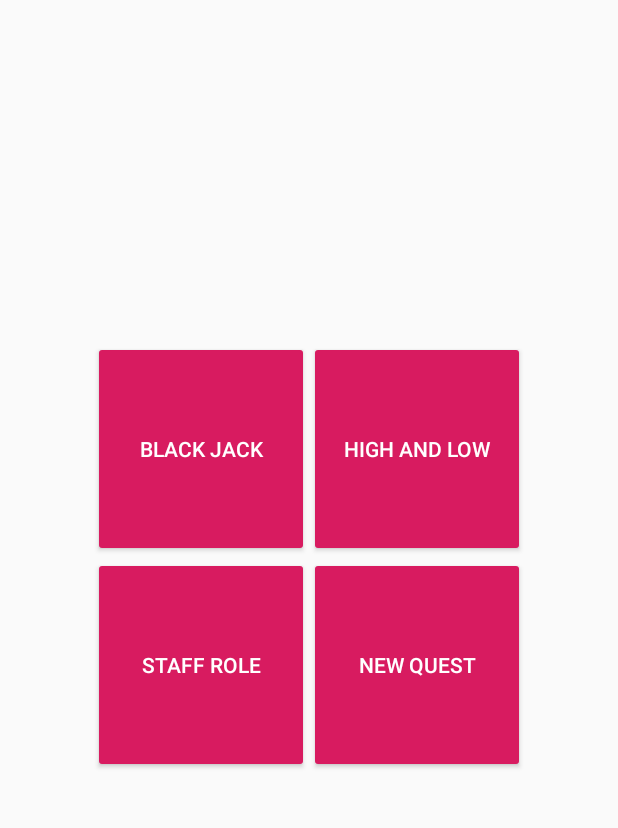
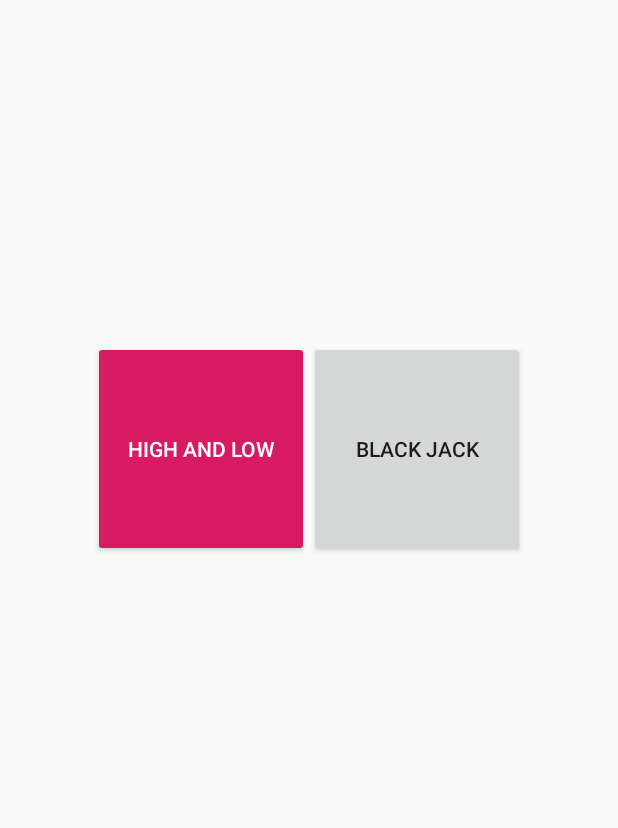
Before and after one commit to itomakiweb-corp/bank, an Android app: the screen it shows after launch (MainActivity), after a tap on "BANK", on a phone screen of 412 x 824 dp, the part 97-925 px from its top. Run offline under Robolectric (Android 15) with nearby library versions, the phone set to English and light mode, and no system bars; our stand-ins replace Firebase (no records; nobody signed in at launch, a user with empty details on screens opened directly).

Commit message:
メニューフラグメントを作成しました

```diff
--- a/app/src/main/java/com/itomakiweb/android/bank/pages/MainMenuFragment.kt
+++ b/app/src/main/java/com/itomakiweb/android/bank/pages/MainMenuFragment.kt
@@ -26,17 +26,17 @@ class MainMenuFragment : Fragment() {
     override fun onViewCreated(view: View, savedInstanceState: Bundle?) {
         super.onViewCreated(view, savedInstanceState)
 
-        toBlackJack.setOnClickListener {
+        /**toBlackJack.setOnClickListener {
             val intent = Intent(activity, BlackJackActivity::class.java)
             startActivity(intent)
-        }
+        }*/
 
         toHighAndLow.setOnClickListener {
             val intent = Intent(activity, HighAndLowActivity::class.java)
             startActivity(intent)
         }
 
-        toStaffRole.setOnClickListener {
+        /**toStaffRole.setOnClickListener {
             val intent = Intent(activity, StaffRoleActivity::class.java)
             startActivity(intent)
         }
@@ -44,6 +44,6 @@ class MainMenuFragment : Fragment() {
         toQuestNew.setOnClickListener {
             val intent = Intent(activity, QuestNewActivity::class.java)
             startActivity(intent)
-        }
+        }*/
     }
 }
--- a/app/src/main/res/layout/fragment_main_menu.xml
+++ b/app/src/main/res/layout/fragment_main_menu.xml
@@ -12,18 +12,19 @@
         android:gravity="center">
 
         <Button
-            android:id="@+id/toBlackJack"
-            style="@style/Widget.AppCompat.Button.Colored"
-            android:layout_width="144dp"
-            android:layout_height="144dp"
-            android:text="@string/toBlackJack" />
-
-        <Button
             android:id="@+id/toHighAndLow"
             style="@style/Widget.AppCompat.Button.Colored"
             android:layout_width="144dp"
             android:layout_height="144dp"
             android:text="@string/toHighAndLow" />
+
+        <Button
+            android:id="@+id/toBlackJack"
+            style="@style/Widget.AppCompat.Button"
+            android:layout_width="144dp"
+            android:layout_height="144dp"
+            android:text="@string/toBlackJack"
+            android:visibility="visible" />
 
     </TableRow>
 
@@ -37,14 +38,16 @@
             style="@style/Widget.AppCompat.Button.Colored"
             android:layout_width="144dp"
             android:layout_height="144dp"
-            android:text="@string/toStaffRole" />
+            android:text="@string/toStaffRole"
+            android:visibility="invisible" />
 
         <Button
             android:id="@+id/toQuestNew"
             style="@style/Widget.AppCompat.Button.Colored"
             android:layout_width="144dp"
             android:layout_height="144dp"
-            android:text="@string/toQuestNew" />
+            android:text="@string/toQuestNew"
+            android:visibility="invisible" />
     </TableRow>
 
 </TableLayout>
--- a/build.gradle
+++ b/build.gradle
@@ -10,7 +10,7 @@ buildscript {
     }
 
     dependencies {
-        classpath 'com.android.tools.build:gradle:3.5.2'
+        classpath 'com.android.tools.build:gradle:3.5.3'
         classpath "org.jetbrains.kotlin:kotlin-gradle-plugin:$kotlin_version"
         // NOTE: Do not place your application dependencies here; they belong
         // in the individual module build.gradle files
```
